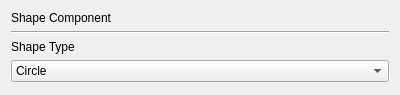
Before: the Qt Designer form shapecomponentwidget.ui in rogerbusquets97/Graphics-Engine, drawn with Qt 5.
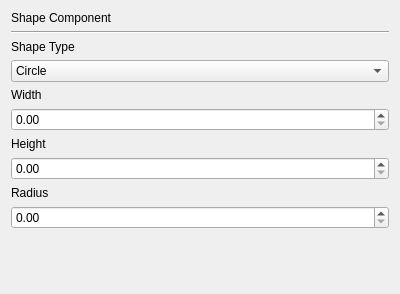
After: the same form once the commit is applied.

Commit message: Working on shape inspector

```diff
--- a/shapecomponentwidget.ui
+++ b/shapecomponentwidget.ui
@@ -7,7 +7,7 @@
     <x>0</x>
     <y>0</y>
     <width>400</width>
-    <height>95</height>
+    <height>294</height>
    </rect>
   </property>
   <property name="windowTitle">
@@ -49,6 +49,36 @@
      </item>
     </widget>
    </item>
+   <item>
+    <widget class="QLabel" name="label_3">
+     <property name="text">
+      <string>Width</string>
+     </property>
+    </widget>
+   </item>
+   <item>
+    <widget class="QDoubleSpinBox" name="ShapeWidth"/>
+   </item>
+   <item>
+    <widget class="QLabel" name="label_4">
+     <property name="text">
+      <string>Height</string>
+     </property>
+    </widget>
+   </item>
+   <item>
+    <widget class="QDoubleSpinBox" name="ShapeHeight"/>
+   </item>
+   <item>
+    <widget class="QLabel" name="label_5">
+     <property name="text">
+      <string>Radius</string>
+     </property>
+    </widget>
+   </item>
+   <item>
+    <widget class="QDoubleSpinBox" name="ShapeRadius"/>
+   </item>
    <item>
     <spacer name="verticalSpacer">
      <property name="orientation">
```
The commit also changes 4 other files.
